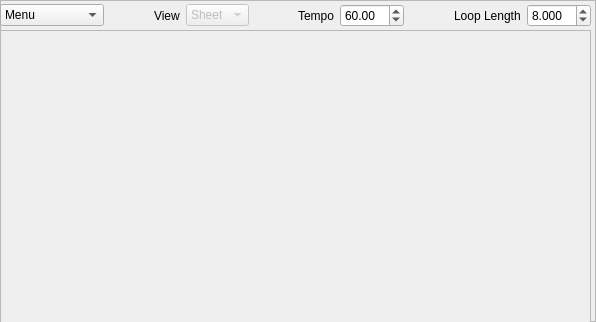
CsoundQt/CsoundQt, file src/liveeventframe.ui: the form before one commit.
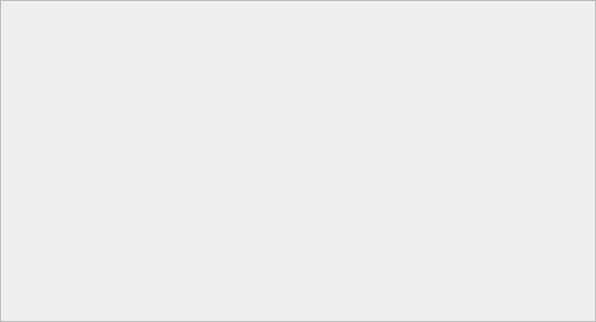
The form after the commit.

Commit message: Work in progress to make live events dockable panels

What changed in the file:
```diff
--- a/src/liveeventframe.ui
+++ b/src/liveeventframe.ui
@@ -19,165 +19,6 @@
   <property name="frameShadow">
    <enum>QFrame::Raised</enum>
   </property>
-  <widget class="QWidget" name="horizontalLayoutWidget">
-   <property name="geometry">
-    <rect>
-     <x>0</x>
-     <y>0</y>
-     <width>591</width>
-     <height>31</height>
-    </rect>
-   </property>
-   <layout class="QHBoxLayout" name="horizontalLayout">
-    <item>
-     <widget class="QComboBox" name="actionComboBox">
-      <item>
-       <property name="text">
-        <string>Menu</string>
-       </property>
-      </item>
-      <item>
-       <property name="text">
-        <string>New Frame</string>
-       </property>
-      </item>
-      <item>
-       <property name="text">
-        <string>Clone Frame</string>
-       </property>
-      </item>
-      <item>
-       <property name="text">
-        <string>Delete Frame</string>
-       </property>
-      </item>
-     </widget>
-    </item>
-    <item>
-     <spacer name="horizontalSpacer_2">
-      <property name="orientation">
-       <enum>Qt::Horizontal</enum>
-      </property>
-      <property name="sizeHint" stdset="0">
-       <size>
-        <width>40</width>
-        <height>20</height>
-       </size>
-      </property>
-     </spacer>
-    </item>
-    <item>
-     <widget class="QLabel" name="label_2">
-      <property name="text">
-       <string>View</string>
-      </property>
-     </widget>
-    </item>
-    <item>
-     <widget class="QComboBox" name="comboBox_2">
-      <property name="enabled">
-       <bool>false</bool>
-      </property>
-      <item>
-       <property name="text">
-        <string>Sheet</string>
-       </property>
-      </item>
-      <item>
-       <property name="text">
-        <string>Text</string>
-       </property>
-      </item>
-     </widget>
-    </item>
-    <item>
-     <spacer name="horizontalSpacer">
-      <property name="orientation">
-       <enum>Qt::Horizontal</enum>
-      </property>
-      <property name="sizeHint" stdset="0">
-       <size>
-        <width>40</width>
-        <height>20</height>
-       </size>
-      </property>
-     </spacer>
-    </item>
-    <item>
-     <widget class="QLabel" name="label">
-      <property name="text">
-       <string>Tempo</string>
-      </property>
-     </widget>
-    </item>
-    <item>
-     <widget class="QDoubleSpinBox" name="tempoSpinBox">
-      <property name="maximum">
-       <double>999.000000000000000</double>
-      </property>
-      <property name="value">
-       <double>60.000000000000000</double>
-      </property>
-     </widget>
-    </item>
-    <item>
-     <spacer name="horizontalSpacer_3">
-      <property name="orientation">
-       <enum>Qt::Horizontal</enum>
-      </property>
-      <property name="sizeHint" stdset="0">
-       <size>
-        <width>40</width>
-        <height>20</height>
-       </size>
-      </property>
-     </spacer>
-    </item>
-    <item>
-     <widget class="QLabel" name="label_3">
-      <property name="text">
-       <string>Loop Length</string>
-      </property>
-     </widget>
-    </item>
-    <item>
-     <widget class="QDoubleSpinBox" name="loopLengthSpinBox">
-      <property name="decimals">
-       <number>3</number>
-      </property>
-      <property name="minimum">
-       <double>1.000000000000000</double>
-      </property>
-      <property name="value">
-       <double>8.000000000000000</double>
-      </property>
-     </widget>
-    </item>
-   </layout>
-  </widget>
-  <widget class="QScrollArea" name="scrollArea">
-   <property name="geometry">
-    <rect>
-     <x>0</x>
-     <y>30</y>
-     <width>591</width>
-     <height>321</height>
-    </rect>
-   </property>
-   <property name="widgetResizable">
-    <bool>true</bool>
-   </property>
-   <widget class="QWidget" name="scrollAreaWidgetContents">
-    <property name="geometry">
-     <rect>
-      <x>0</x>
-      <y>0</y>
-      <width>589</width>
-      <height>319</height>
-     </rect>
-    </property>
-   </widget>
-  </widget>
  </widget>
  <resources/>
  <connections/>
```
The commit also changes 7 other files.
